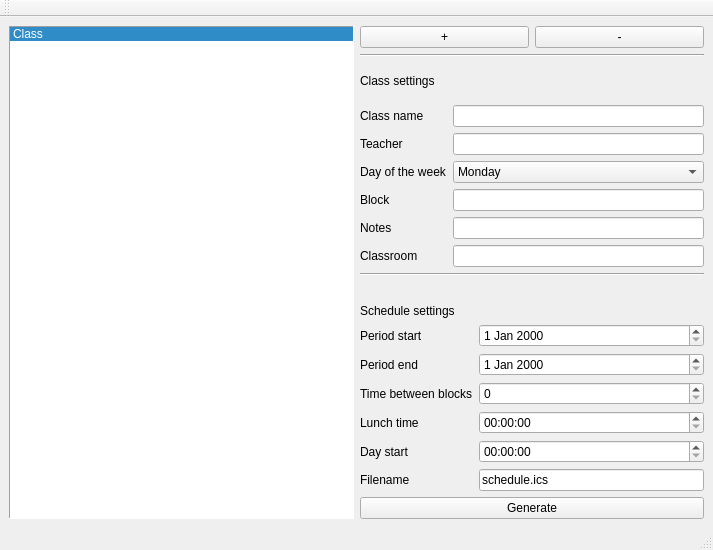
The window that src/form.ui (discojapi/ics-class-schedule) describes before a commit, drawn with Qt 5.
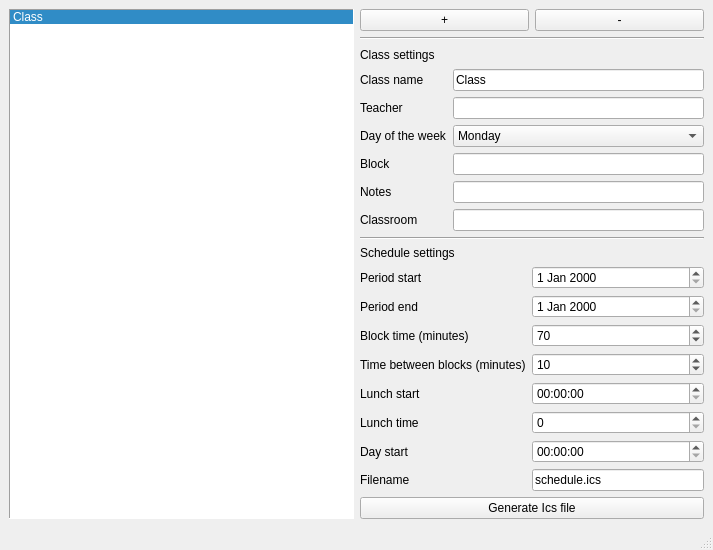
The same window after the commit. Icons and pictures are not drawn.

Commit message: UI Changes, and achieved Qt signals work

```diff
--- a/src/form.ui
+++ b/src/form.ui
@@ -20,6 +20,12 @@
       <property name="frameShape">
        <enum>QFrame::Shape::Panel</enum>
       </property>
+      <property name="alternatingRowColors">
+       <bool>true</bool>
+      </property>
+      <property name="uniformItemSizes">
+       <bool>true</bool>
+      </property>
       <property name="currentRow">
        <number>0</number>
       </property>
@@ -92,7 +98,11 @@
          </widget>
         </item>
         <item row="1" column="1">
-         <widget class="QLineEdit" name="classNameLineEdit"/>
+         <widget class="QLineEdit" name="classNameLineEdit">
+          <property name="text">
+           <string>Class</string>
+          </property>
+         </widget>
         </item>
         <item row="2" column="0">
          <widget class="QLabel" name="teacherLabel">
@@ -224,56 +234,84 @@
         <item row="1" column="1">
          <widget class="QDateEdit" name="periodEndDateEdit"/>
         </item>
-        <item row="2" column="0">
+        <item row="3" column="0">
          <widget class="QLabel" name="timeBetweenBlockLabel">
           <property name="text">
-           <string>Time between blocks</string>
-          </property>
-         </widget>
-        </item>
-        <item row="2" column="1">
-         <widget class="QSpinBox" name="timeBetweenBlockSpinBox"/>
-        </item>
-        <item row="3" column="0">
-         <widget class="QLabel" name="lunchTimeLabel">
-          <property name="text">
-           <string>Lunch time</string>
+           <string>Time between blocks (minutes)</string>
           </property>
          </widget>
         </item>
         <item row="3" column="1">
-         <widget class="QTimeEdit" name="lunchTimeTimeEdit"/>
+         <widget class="QSpinBox" name="timeBetweenBlockSpinBox">
+          <property name="value">
+           <number>10</number>
+          </property>
+         </widget>
         </item>
         <item row="4" column="0">
+         <widget class="QLabel" name="lunchStartLabel">
+          <property name="text">
+           <string>Lunch start</string>
+          </property>
+         </widget>
+        </item>
+        <item row="4" column="1">
+         <widget class="QTimeEdit" name="lunchStartTimeEdit"/>
+        </item>
+        <item row="6" column="0">
          <widget class="QLabel" name="dayStartLabel">
           <property name="text">
            <string>Day start</string>
           </property>
          </widget>
         </item>
-        <item row="4" column="1">
+        <item row="6" column="1">
          <widget class="QTimeEdit" name="dayStartTimeEdit"/>
         </item>
-        <item row="5" column="0">
+        <item row="7" column="0">
          <widget class="QLabel" name="filenameLabel">
           <property name="text">
            <string>Filename</string>
           </property>
          </widget>
         </item>
-        <item row="5" column="1">
+        <item row="7" column="1">
          <widget class="QLineEdit" name="filenameLineEdit">
           <property name="text">
            <string>schedule.ics</string>
           </property>
          </widget>
         </item>
+        <item row="5" column="0">
+         <widget class="QLabel" name="lunchTimeLabel">
+          <property name="text">
+           <string>Lunch time</string>
+          </property>
+         </widget>
+        </item>
+        <item row="5" column="1">
+         <widget class="QSpinBox" name="lunchTimeSpinBox"/>
+        </item>
+        <item row="2" column="0">
+         <widget class="QLabel" name="blockTimeMinutesLabel">
+          <property name="text">
+           <string>Block time (minutes)</string>
+          </property>
+         </widget>
+        </item>
+        <item row="2" column="1">
+         <widget class="QSpinBox" name="blockTimeMinutesSpinBox">
+          <property name="value">
+           <number>70</number>
+          </property>
+         </widget>
+        </item>
        </layout>
       </item>
       <item>
-       <widget class="QPushButton" name="pushButton">
+       <widget class="QPushButton" name="gen_button">
         <property name="text">
-         <string>Generate</string>
+         <string>Generate Ics file</string>
         </property>
        </widget>
       </item>
@@ -282,17 +320,17 @@
    </layout>
   </widget>
   <widget class="QStatusBar" name="statusbar"/>
-  <widget class="QToolBar" name="toolBar">
-   <property name="windowTitle">
-    <string>toolBar</string>
+  <action name="actionAdd_class">
+   <property name="icon">
+    <iconset theme="QIcon::ThemeIcon::ListAdd"/>
    </property>
-   <attribute name="toolBarArea">
-    <enum>TopToolBarArea</enum>
-   </attribute>
-   <attribute name="toolBarBreak">
-    <bool>false</bool>
-   </attribute>
-  </widget>
+   <property name="text">
+    <string>Add class</string>
+   </property>
+   <property name="menuRole">
+    <enum>QAction::MenuRole::NoRole</enum>
+   </property>
+  </action>
  </widget>
  <resources/>
  <connections/>
```
The commit also changes 2 other files.
